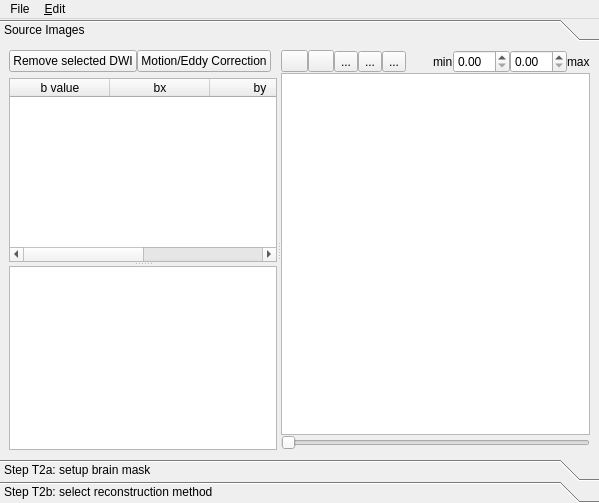
Old version of the form reconstruction/reconstruction_window.ui in the repository frankyeh/DSI-Studio.
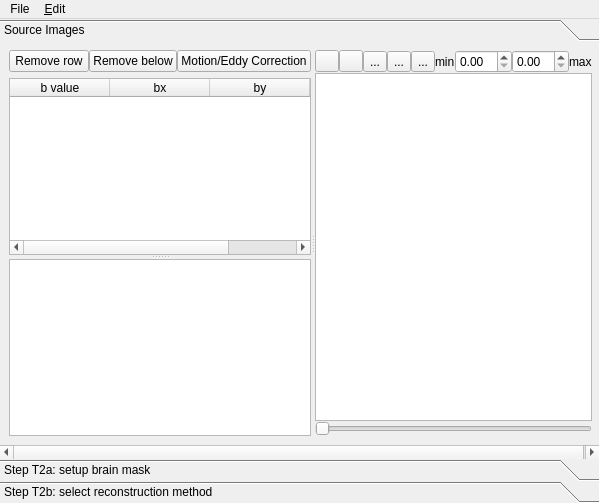
New version of the form. Icons and pictures are not drawn.

Commit message: [GUI] add remove high b-value function

What changed in the file:
```diff
--- a/reconstruction/reconstruction_window.ui
+++ b/reconstruction/reconstruction_window.ui
@@ -115,7 +115,18 @@
                    </size>
                   </property>
                   <property name="text">
-                   <string>Remove selected DWI</string>
+                   <string>Remove row</string>
+                  </property>
+                  <property name="icon">
+                   <iconset resource="../icons.qrc">
+                    <normaloff>:/icons/icons/delete.xpm</normaloff>:/icons/icons/delete.xpm</iconset>
+                  </property>
+                 </widget>
+                </item>
+                <item>
+                 <widget class="QPushButton" name="remove_below">
+                  <property name="text">
+                   <string>Remove below</string>
                   </property>
                   <property name="icon">
                    <iconset resource="../icons.qrc">
```
Left out of the diff: 20 changed lines with no effect on the pictures. The commit also changes 2 other files.
